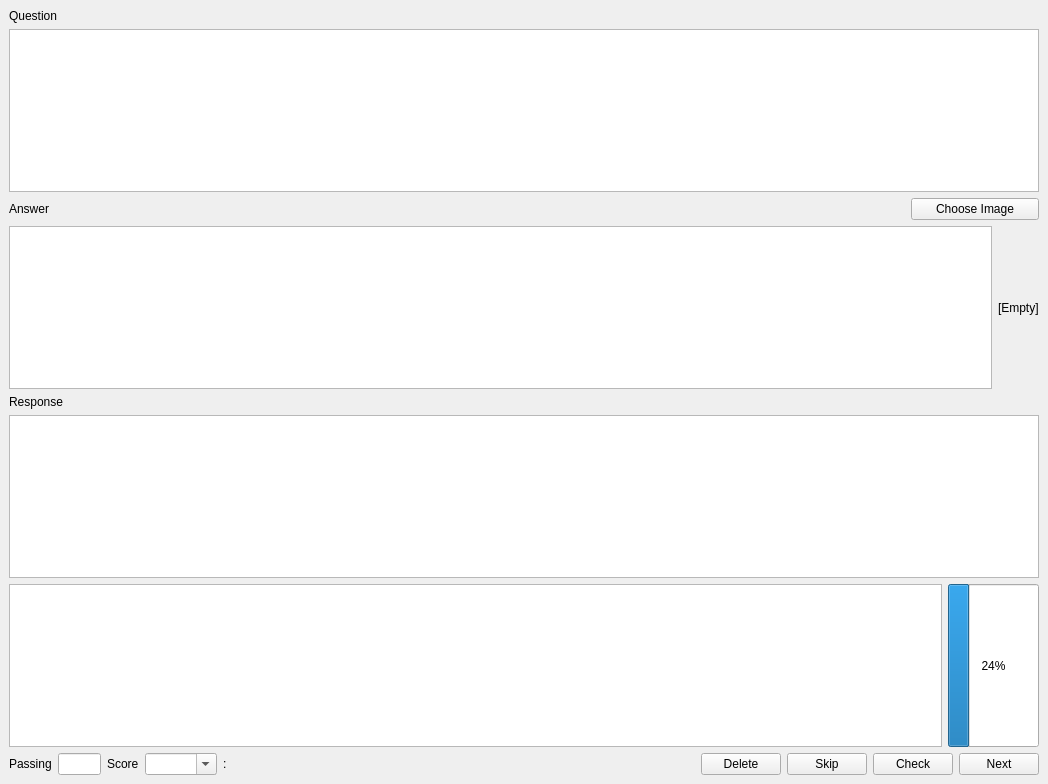
This is src/qrammer/window_cramming.ui in alex-lt-kong/qrammer as Qt 5 draws it before an edit. The edited form follows.
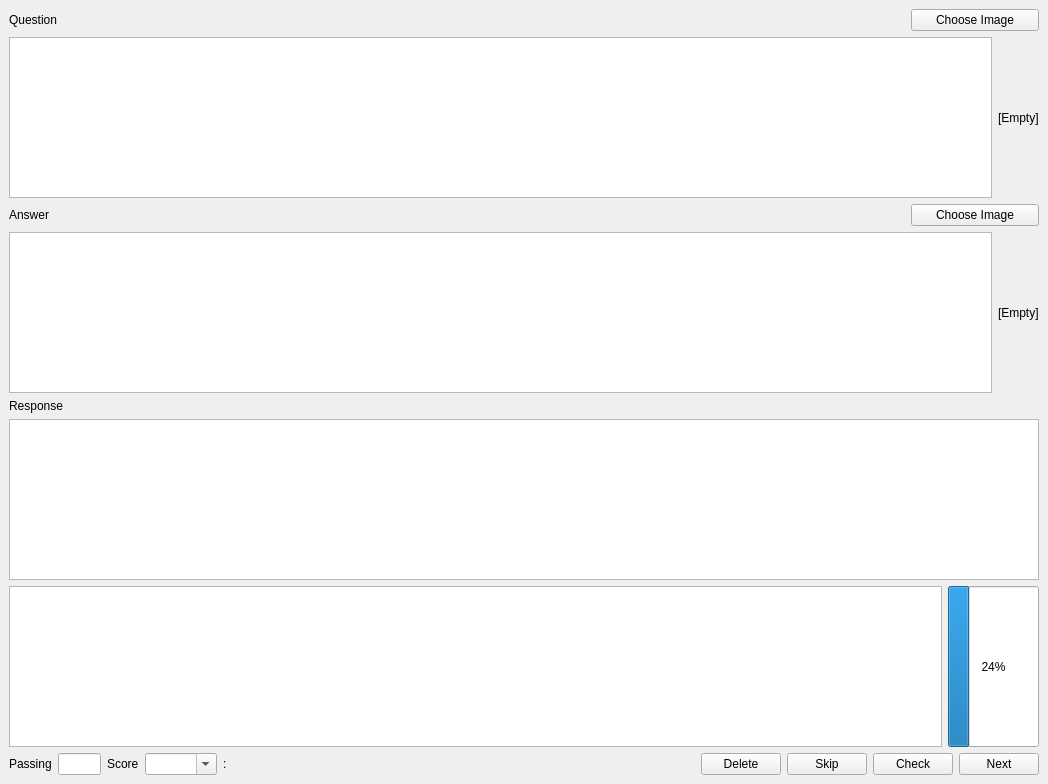
This is the edited form. Icons and pictures are not drawn.

Commit message: add image to question

```diff
--- a/src/qrammer/window_cramming.ui
+++ b/src/qrammer/window_cramming.ui
@@ -20,6 +20,8 @@
   <widget class="QWidget" name="centralwidget">
    <layout class="QVBoxLayout" name="verticalLayout" stretch="0,0,0,0,0,0,0,0">
     <item>
+     <layout class="QHBoxLayout" name="horizontalLayout_QuestionTitle">
+      <item>
      <widget class="QLabel" name="label_Question">
       <property name="text">
        <string>Question</string>
@@ -27,6 +29,23 @@
      </widget>
     </item>
     <item>
+       <widget class="QPushButton" name="pushButton_ChooseQuestionImage">
+        <property name="maximumSize">
+         <size>
+          <width>128</width>
+          <height>16777215</height>
+         </size>
+        </property>
+        <property name="text">
+         <string>Choose Image</string>
+        </property>
+       </widget>
+      </item>
+     </layout>
+    </item>
+    <item>
+     <layout class="QHBoxLayout" name="horizontalLayout_QuestionSection">
+      <item>
      <widget class="QTextEdit" name="textEdit_Question">
       <property name="acceptRichText">
        <bool>false</bool>
@@ -34,6 +53,15 @@
      </widget>
     </item>
     <item>
+       <widget class="QLabel" name="label_QuestionImage">
+        <property name="text">
+         <string>[Empty]</string>
+        </property>
+       </widget>
+      </item>
+     </layout>
+    </item>
+    <item>
      <layout class="QHBoxLayout" name="horizontalLayout_AnswerTitle">
       <item>
        <widget class="QLabel" name="label_Answer">
```
Left out of the diff: 2 changed lines with no effect on the pictures. Lines whose indentation alone changed are shown as unchanged. The commit also changes 11 other files.
